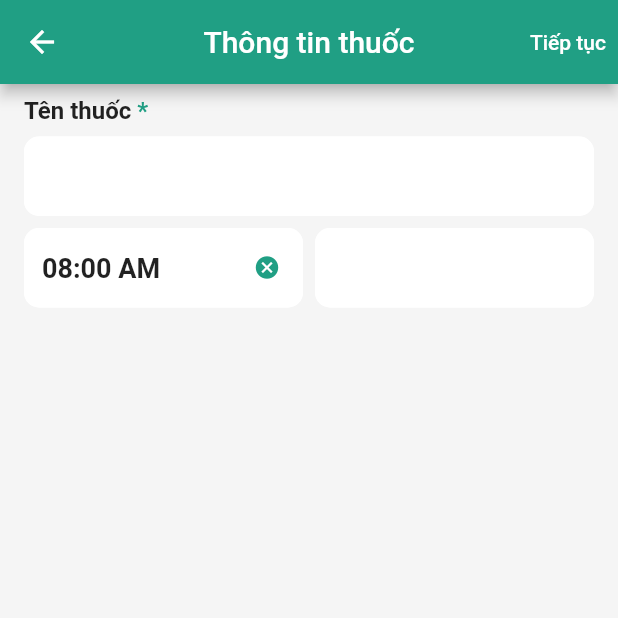
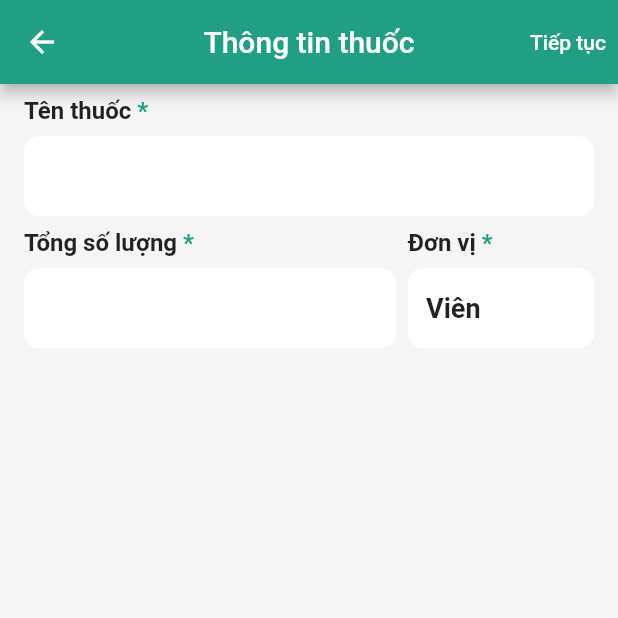
Before and after one commit to lequyha/flutter_cicd, a Flutter app: the DetailPage screen opened directly, on a phone screen of 412 x 824 dp, the top half of it. Run offline on Flutter 3.47's test engine with Material 2 defaults, Android fonts, the phone set to English and light mode, and no system bars; our stand-ins replace bloc, flutter_bloc, flutter_hooks, flutter_svg, freezed_annotation, get_it and 3 more; missing offline and left inert: flutter_alarm_clock.

Commit message:
add number form and unit form

```diff
--- a/analysis_options.yaml
+++ b/analysis_options.yaml
@@ -27,3 +27,7 @@ linter:
 
 # Additional information about this file can be found at
 # https://dart.dev/guides/language/analysis-options
+
+analyzer:
+  errors:
+    invalid_annotation_target: ignore
--- a/lib/main.dart
+++ b/lib/main.dart
@@ -31,6 +31,17 @@ void initializeApp() {
   runApp(const MyApp());
 }
 
+class AppBehavior extends ScrollBehavior {
+  @override
+  Widget buildOverscrollIndicator(
+    BuildContext context,
+    Widget child,
+    ScrollableDetails details,
+  ) {
+    return child;
+  }
+}
+
 class MyApp extends StatelessWidget {
   final String? appTitle;
   const MyApp({super.key, this.appTitle});
@@ -42,7 +53,10 @@ class MyApp extends StatelessWidget {
       theme: ThemeData(
         primarySwatch: Colors.blue,
       ),
-      home: const NavbarWidget(),
+      home: ScrollConfiguration(
+        behavior: AppBehavior(),
+        child: const NavbarWidget(),
+      ),
     );
   }
 }
--- /dev/null
+++ b/lib/src/domain/models/select_item_model.dart
@@ -0,0 +1,15 @@
+import 'package:freezed_annotation/freezed_annotation.dart';
+
+part 'select_item_model.freezed.dart';
+part 'select_item_model.g.dart';
+
+@freezed
+class SelectItemModel with _$SelectItemModel {
+  const factory SelectItemModel({
+    required String label,
+    required dynamic value,
+  }) = _SelectItemModel;
+
+  factory SelectItemModel.fromJson(Map<String, Object?> json) =>
+      _$SelectItemModelFromJson(json);
+}
--- a/lib/src/presentation/views/detail_page/detail_page.dart
+++ b/lib/src/presentation/views/detail_page/detail_page.dart
@@ -2,10 +2,10 @@ import 'package:flutter/material.dart';
 import 'package:flutter_alarm_clock/flutter_alarm_clock.dart';
 import 'package:flutter_application_test_public/main.dart';
 import 'package:flutter_application_test_public/src/const/color.dart';
+import 'package:flutter_application_test_public/src/presentation/views/detail_page/widgets/unit_select_form_widget.dart';
 import 'package:flutter_application_test_public/src/presentation/widgets/autocomplete_form_widget.dart';
-import 'package:flutter_application_test_public/src/presentation/widgets/select_form_widget.dart';
-import 'package:flutter_application_test_public/src/presentation/widgets/time_form_widget.dart';
-import 'package:intl/intl.dart';
+import 'package:flutter_application_test_public/src/presentation/widgets/number_form_widget.dart';
+// import 'package:intl/intl.dart';
 
 class DetailPage extends StatelessWidget {
   static Route<void> route() {
@@ -17,7 +17,7 @@ class DetailPage extends StatelessWidget {
   @override
   Widget build(BuildContext context) {
     final GlobalKey<FormState> formKey = GlobalKey<FormState>();
-    final DateFormat timeFormat = DateFormat('HH:mm a');
+    // final DateFormat timeFormat = DateFormat('HH:mm a');
     return Scaffold(
       backgroundColor: const Color(0xffF5F5F5),
       appBar: AppBar(
@@ -71,12 +71,25 @@ class DetailPage extends StatelessWidget {
                 crossAxisAlignment: CrossAxisAlignment.start,
                 mainAxisAlignment: MainAxisAlignment.start,
                 children: [
+                  // Expanded(
+                  //   flex: 2,
+                  //   child: TimeFormWidget(
+                  //     timeFormat: timeFormat,
+                  //     onChanged: (dateTime) {
+                  //       logger.i(dateTime);
+                  //     },
+                  //     validator: (value) {
+                  //       if (value == null || value.isEmpty) {
+                  //         return 'Please enter some text';
+                  //       }
+                  //       return null;
+                  //     },
+                  //   ),
+                  // ),
                   Expanded(
-                    child: TimeFormWidget(
-                      timeFormat: timeFormat,
-                      onChanged: (dateTime) {
-                        logger.i(dateTime);
-                      },
+                    flex: 2,
+                    child: NumberFormWidget(
+                      labelText: 'Tổng số lượng',
                       validator: (value) {
                         if (value == null || value.isEmpty) {
                           return 'Please enter some text';
@@ -86,18 +99,8 @@ class DetailPage extends StatelessWidget {
                     ),
                   ),
                   const SizedBox(width: 8.0),
-                  Expanded(
-                    child: SelectFormWidget(
-                      onChanged: (value) {
-                        logger.i(value);
-                      },
-                      validator: (value) {
-                        if (value == null || value.isEmpty) {
-                          return 'Please enter some text';
-                        }
-                        return null;
-                      },
-                    ),
+                  const Expanded(
+                    child: UnitSelectFormWidget(),
                   ),
                 ],
               ),
--- /dev/null
+++ b/lib/src/presentation/views/detail_page/widgets/unit_select_form_widget.dart
@@ -0,0 +1,23 @@
+import 'package:flutter/material.dart';
+import 'package:flutter_application_test_public/src/domain/models/select_item_model.dart';
+import 'package:flutter_application_test_public/src/presentation/widgets/select_form_widget.dart';
+
+class UnitSelectFormWidget extends StatelessWidget {
+  const UnitSelectFormWidget({super.key});
+
+  static const List<SelectItemModel> items = [
+    SelectItemModel(label: 'Viên', value: 0),
+    SelectItemModel(label: 'Gói', value: 1),
+  ];
+
+  @override
+  Widget build(BuildContext context) {
+    return SelectFormWidget(
+      onChanged: (value) {},
+      initialItem: items.isNotEmpty ? items.first : null,
+      hideShowBtn: true,
+      items: items,
+      labelText: 'Đơn vị',
+    );
+  }
+}
--- /dev/null
+++ b/lib/src/presentation/widgets/number_form_widget.dart
@@ -0,0 +1,29 @@
+import 'package:flutter/material.dart';
+import 'package:flutter/services.dart';
+import 'package:flutter_application_test_public/src/presentation/widgets/text_form_widget.dart';
+import 'package:flutter_hooks/flutter_hooks.dart';
+
+class NumberFormWidget extends HookWidget {
+  final String? labelText;
+  final FormFieldValidator<String?>? validator;
+
+  const NumberFormWidget({
+    super.key,
+    this.labelText,
+    this.validator,
+  });
+
+  @override
+  Widget build(BuildContext context) {
+    final controller = useTextEditingController();
+    return TextFormWidget(
+      labelText: labelText,
+      controller: controller,
+      keyboardType: TextInputType.number,
+      validator: validator,
+      inputFormatters: <TextInputFormatter>[
+        FilteringTextInputFormatter.digitsOnly
+      ],
+    );
+  }
+}
--- a/lib/src/presentation/widgets/text_form_widget.dart
+++ b/lib/src/presentation/widgets/text_form_widget.dart
@@ -1,4 +1,5 @@
 import 'package:flutter/material.dart';
+import 'package:flutter/services.dart';
 import 'package:flutter_application_test_public/src/const/color.dart';
 import 'package:flutter_hooks/flutter_hooks.dart';
 
@@ -12,6 +13,9 @@ class TextFormWidget extends HookWidget {
   final TextStyle? style;
   final FormFieldValidator<String?>? validator;
   final ValueChanged<String>? onChanged;
+  final bool hideShowBtn;
+  final TextInputType? keyboardType;
+  final List<TextInputFormatter>? inputFormatters;
 
   const TextFormWidget({
     super.key,
@@ -24,6 +28,9 @@ class TextFormWidget extends HookWidget {
     this.style,
     this.validator,
     this.onChanged,
+    this.hideShowBtn = false,
+    this.keyboardType,
+    this.inputFormatters,
   });
 
   @override
@@ -78,6 +85,8 @@ class TextFormWidget extends HookWidget {
           onTap: onTap,
           readOnly: readOnly,
           onChanged: onChanged,
+          keyboardType: keyboardType,
+          inputFormatters: inputFormatters,
           style: style ??
               const TextStyle(
                 fontSize: 18.0,
@@ -102,7 +111,7 @@ class TextFormWidget extends HookWidget {
               borderSide: BorderSide(color: primaryColor),
             ),
             suffixIcon: Visibility(
-              visible: showClearBtn.value,
+              visible: hideShowBtn != true && showClearBtn.value,
               child: IconButton(
                 onPressed: controller?.clear,
                 icon: Icon(
--- a/pubspec.yaml
+++ b/pubspec.yaml
@@ -45,6 +45,8 @@ dependencies:
   flutter_hooks: ^0.20.2
   flutter_alarm_clock: ^0.1.1
   intl: ^0.18.1
+  freezed_annotation: ^2.4.1
+  json_annotation: ^4.8.1
 
 dev_dependencies:
   flutter_test:
@@ -58,6 +60,8 @@ dev_dependencies:
   flutter_lints: ^2.0.0
   build_runner: ^2.4.6
   injectable_generator: ^2.4.0
+  freezed: ^2.4.5
+  json_serializable: ^6.7.1
 
 # For information on the generic Dart part of this file, see the
 # following page: https://dart.dev/tools/pub/pubspec
```
Also changed, not shown: lib/src/presentation/widgets/select_form_widget.dart (+32 -37 lines), lib/src/domain/models/select_item_model.freezed.dart (added), lib/src/domain/models/select_item_model.g.dart (added), pubspec.lock.
